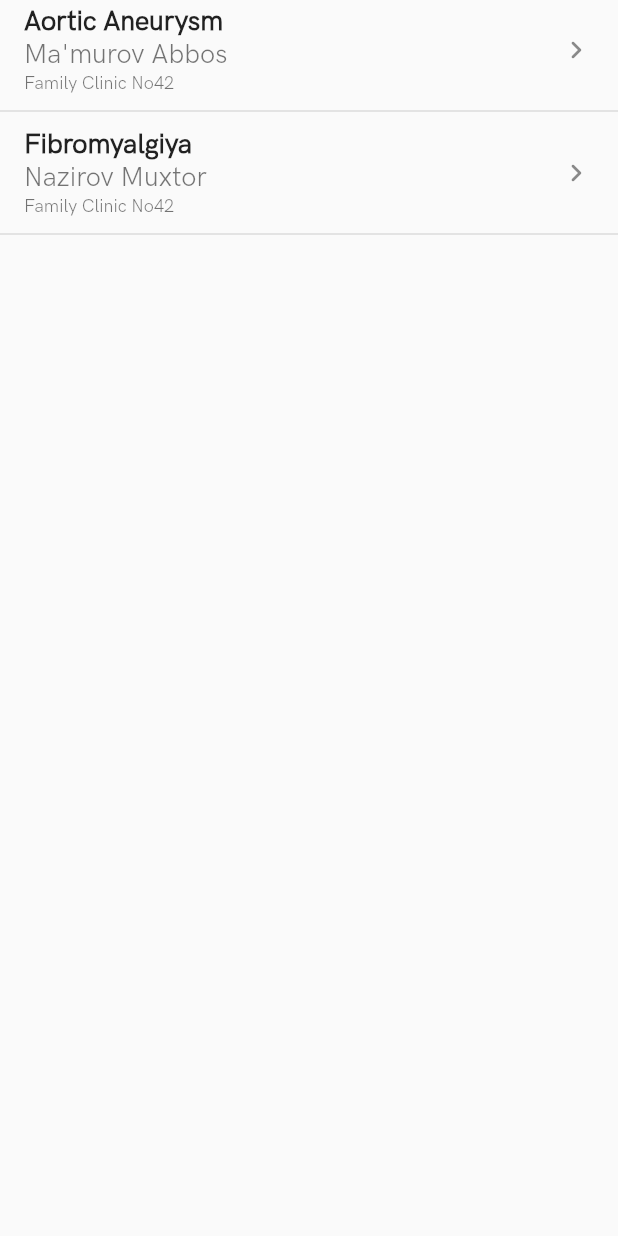
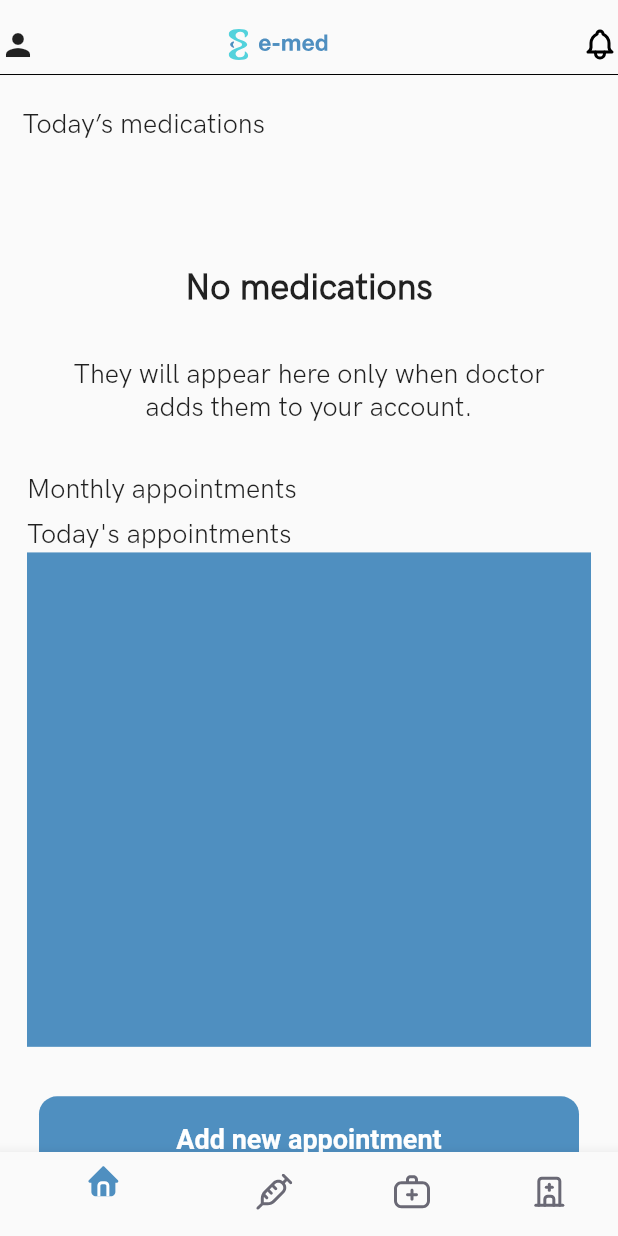
Before and after one commit to ilyosyusuf/e-med, a Flutter app: the screen it shows after launch, on a phone screen of 412 x 824 dp. Run offline on Flutter 3.47's test engine with Material 2 defaults, Android fonts, the phone set to English and light mode, and no system bars; our stand-ins replace bloc, connectivity_plus, dropdown_button2, flutter_bloc, flutter_svg, get_storage and 1 more; project files that could hold a hidden picture were left out.

Commit message:
home page was added

```diff
--- a/lib/core/icons/icon_const.dart
+++ b/lib/core/icons/icon_const.dart
@@ -9,4 +9,7 @@ class IconConst{
   static SvgPicture syringe = SvgPicture.asset('assets/icons/syringe.svg');
   static SvgPicture doctor = SvgPicture.asset('assets/icons/doctor.svg');
   static SvgPicture hospital = SvgPicture.asset('assets/icons/hospital.svg');
+  static SvgPicture profile = SvgPicture.asset('assets/icons/profile.svg');
+  static SvgPicture notificate = SvgPicture.asset('assets/icons/notifications.svg');
+  static SvgPicture logo = SvgPicture.asset('assets/icons/logo.svg');
 }
--- a/lib/main.dart
+++ b/lib/main.dart
@@ -2,6 +2,7 @@ import 'package:emed/config/init/navigation/navigator.dart';
 import 'package:emed/config/routes/page_routes.dart';
 import 'package:emed/config/themes/main_theme.dart';
 import 'package:emed/screens/home/view/home_view.dart';
+import 'package:emed/screens/home/view/mainview/main_home_view.dart';
 import 'package:emed/widgets/buttons/drop_dow_button.dart';
 import 'package:flutter/material.dart';
 
@@ -21,7 +22,7 @@ class MyApp extends StatelessWidget {
       theme: MainTheme.apptheme,
       navigatorKey: NavigationService.instance.navigatorKey,
 
-      home: HomePage()
+      home: HomeView()
       // initialRoute: '/mainauthview',
       // onGenerateRoute: MyRoute.instance.onGenerateRoute,
     );
--- a/lib/screens/home/view/home_view.dart
+++ b/lib/screens/home/view/home_view.dart
@@ -1,35 +1,35 @@
-import 'package:emed/config/init/navigation/navigator.dart';
-import 'package:emed/core/constants/font/font_style.dart';
-import 'package:emed/screens/home/view/treatment_details.dart';
-import 'package:emed/widgets/listtilewidgets/list_tile_widget.dart';
-import 'package:flutter/material.dart';
-import 'package:flutter/src/foundation/key.dart';
-import 'package:flutter/src/widgets/framework.dart';
+// import 'package:emed/config/init/navigation/navigator.dart';
+// import 'package:emed/core/constants/font/font_style.dart';
+// import 'package:emed/screens/home/view/treatment_details.dart';
+// import 'package:emed/widgets/listtilewidgets/list_tile_widget.dart';
+// import 'package:flutter/material.dart';
+// import 'package:flutter/src/foundation/key.dart';
+// import 'package:flutter/src/widgets/framework.dart';
 
-class HomePage extends StatelessWidget {
-  const HomePage({Key? key}) : super(key: key);
+// class HomePage extends StatelessWidget {
+//   const HomePage({Key? key}) : super(key: key);
 
-  @override
-  Widget build(BuildContext context) {
-    return Scaffold(
-      // Current treatment
-        body: SafeArea(
-          child: Column(
-              children: [
-          Expanded(
-              child: Column(
-                children: [
-                  InkWell(
-                    child: ListTileWidget(title: "Aortic Aneurysm", subtitle1: "Ma'murov Abbos", subtitle2: "Family Clinic No42",),
-                    onTap: (){
-                      Navigator.pushAndRemoveUntil(context, MaterialPageRoute(builder: (context)=> TreatmentDetailsView()), (route) => false);
-                    }
-                  ),
-                  ListTileWidget(title: "Fibromyalgiya", subtitle1: "Nazirov Muxtor", subtitle2: "Family Clinic No42",),
-                ],
-              ))
-              ],
-            ),
-        ));
-  }
-}
+//   @override
+//   Widget build(BuildContext context) {
+//     return Scaffold(
+//       // Current treatment
+//         body: SafeArea(
+//           child: Column(
+//               children: [
+//           Expanded(
+//               child: Column(
+//                 children: [
+//                   InkWell(
+//                     child: ListTileWidget(title: "Aortic Aneurysm", subtitle1: "Ma'murov Abbos", subtitle2: "Family Clinic No42",),
+//                     onTap: (){
+//                       Navigator.pushAndRemoveUntil(context, MaterialPageRoute(builder: (context)=> TreatmentDetailsView()), (route) => false);
+//                     }
+//                   ),
+//                   ListTileWidget(title: "Fibromyalgiya", subtitle1: "Nazirov Muxtor", subtitle2: "Family Clinic No42",),
+//                 ],
+//               ))
+//               ],
+//             ),
+//         ));
+//   }
+// }
--- /dev/null
+++ b/lib/screens/home/view/mainview/main_home_view.dart
@@ -0,0 +1,41 @@
+import 'package:emed/screens/home/cubit/home_cubit.dart';
+import 'package:emed/screens/home/state/home_state.dart';
+import 'package:emed/screens/home/view/pages/home/homepage.dart';
+import 'package:emed/widgets/navigationbar/navigation_bar.dart';
+import 'package:flutter/material.dart';
+import 'package:flutter_bloc/flutter_bloc.dart';
+
+class HomeView extends StatelessWidget {
+  const HomeView({Key? key}) : super(key: key);
+
+  @override
+  Widget build(BuildContext context) {
+    return BlocProvider(
+      create: (context) => HomeCubit(),
+      child: homeScaffold(),
+    );
+  }
+
+  Scaffold homeScaffold() => Scaffold(
+        bottomNavigationBar: const NavigationBarWidgets(),
+        body: BlocBuilder<HomeCubit, HomeState>(builder: (context, state) {
+          if (state is Homemain) {
+            return const HomePage();
+          } else if (state is SyringeState) {
+            return const Center(
+              child: Text('Syringe Page'),
+            );
+          } else if (state is DoctorState) {
+            return Container();
+          } else if (state is HospitalState) {
+            return const Center(
+              child: Text('Hospital Page'),
+            );
+          } else if (state is BookingState) {
+            return Container();
+          } else {
+            return Container();
+          }
+        }),
+      );
+}
--- /dev/null
+++ b/lib/screens/home/view/pages/home/homepage.dart
@@ -0,0 +1,88 @@
+import 'package:emed/core/constants/colors/color_const.dart';
+import 'package:emed/core/constants/font/font_style.dart';
+import 'package:emed/core/extensions/context_extension.dart';
+import 'package:emed/core/icons/icon_const.dart';
+import 'package:emed/widgets/appbar/app_bar_widget.dart';
+import 'package:emed/widgets/buttons/elevated_button.dart';
+import 'package:flutter/material.dart';
+
+class HomePage extends StatelessWidget {
+  const HomePage({Key? key}) : super(key: key);
+
+  @override
+  Widget build(BuildContext context) {
+    return Scaffold(
+      body: SafeArea(
+        child: SingleChildScrollView(
+          child: SizedBox(
+            child: Column(
+              crossAxisAlignment: CrossAxisAlignment.start,
+              children: [
+                AppBarWidget(
+                  trailing: IconConst.notificate,
+                  leading: Icon(Icons.person),
+                  center: SizedBox(
+                      height: context.h * 0.025,
+                      width: context.w * 0.3,
+                      child: IconConst.logo),
+                ),
+                Padding(
+                  padding: EdgeInsets.all(15.0),
+                  child: Column(
+                    crossAxisAlignment: CrossAxisAlignment.start,
+                    children: [
+                      const Text(
+                        'Today’s medications',
+                        style: FStyles.headline5s,
+                      ),
+                      SizedBox(
+                        height: context.h * 0.1,
+                      ),
+                      Center(
+                        child: Column(
+                          children: [
+                            const Text(
+                              'No medications',
+                              style: FStyles.headline2s,
+                            ),
+                            SizedBox(height: context.h * 0.040),
+                            const Text(
+                              'They will appear here only when doctor\nadds them to your account.',
+                              style: FStyles.headline4s,
+                              textAlign: TextAlign.center,
+                            )
+                          ],
+                        ),
+                      )
+                    ],
+                  ),
+                ),
+                Padding(
+                  padding: EdgeInsets.all(18.0),
+                  child: Column(
+                      crossAxisAlignment: CrossAxisAlignment.start,
+                      children: [
+                        const Text(
+                          'Monthly appointments',
+                          style: FStyles.headline5s,
+                        ),
+                        SizedBox(height: context.h * 0.010),
+                        const Text(
+                          'Today\'s appointments',
+                          style: FStyles.headline5s,
+                        ),
+                        Container(height: context.h * 0.4,color: ColorConst.kPrimaryColor,),
+                        SizedBox(height: context.h * 0.040),
+                        Center(child: ButtonWidgets(
+                          height: context.h * 0.07,
+                          child: const Text('Add new appointment', style: FStyles.headline3s), onPressed: (){}),)
+                      ]),
+                )
+              ],
+            ),
+          ),
+        ),
+      ),
+    );
+  }
+}
```
Also changed, not shown: assets/icons/logo.svg (added), assets/icons/profile.svg (added).
